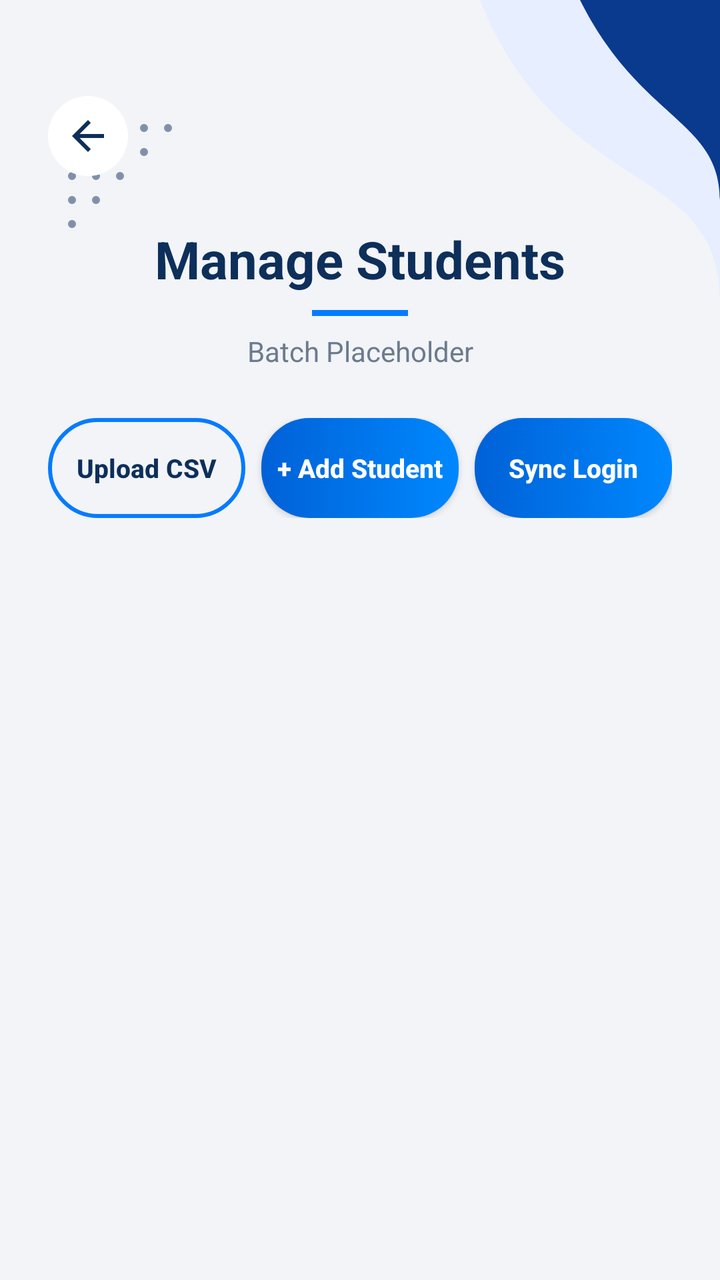
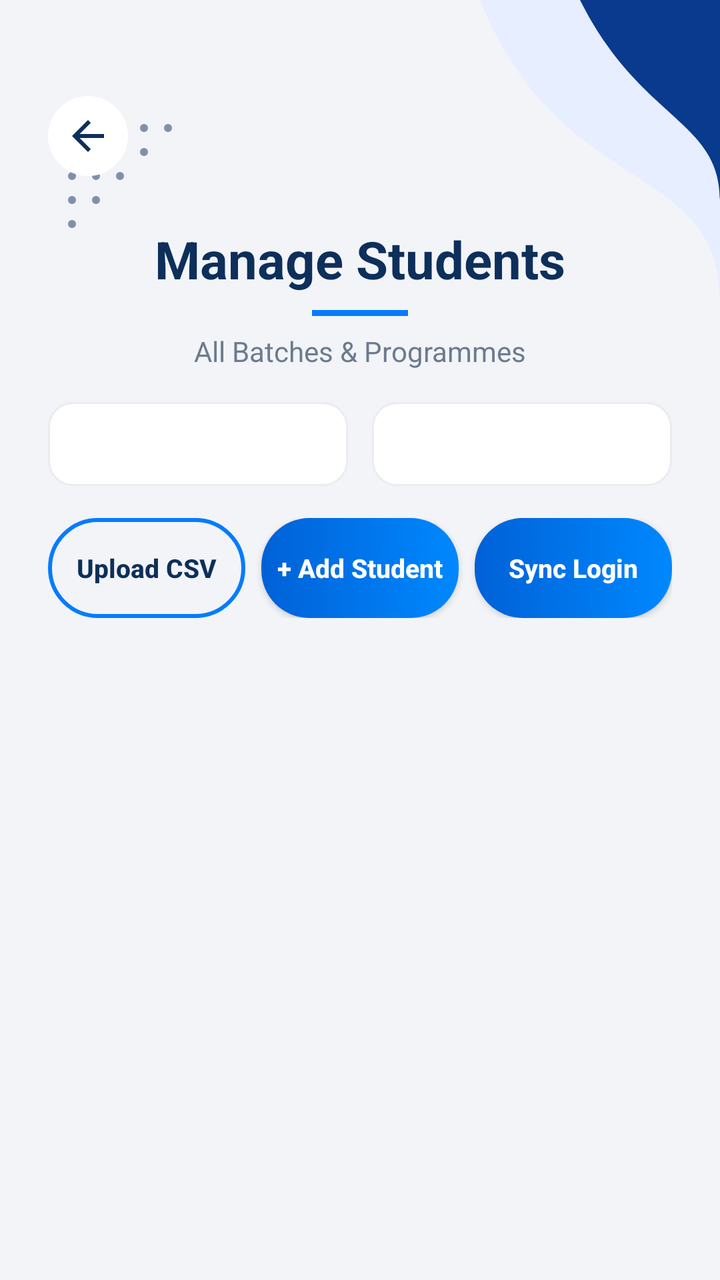

The first picture is an Android layout as it rendered before a commit; the second is the same layout after the commit. The layout source and the unified diff follow.
<!-- AndroidManifest.xml: application theme Theme.FinalYearProjectNew -->
<!-- res/layout/activity_manage_students.xml -->
<?xml version="1.0" encoding="utf-8"?>
<androidx.constraintlayout.widget.ConstraintLayout xmlns:android="http://schemas.android.com/apk/res/android"
    xmlns:app="http://schemas.android.com/apk/res-auto"
    xmlns:tools="http://schemas.android.com/tools"
    android:layout_width="match_parent"
    android:layout_height="match_parent"
    android:background="@color/appBackground">

    
    <ImageView
        android:layout_width="200dp"
        android:layout_height="200dp"
        android:src="@drawable/top_right"
        app:layout_constraintTop_toTopOf="parent"
        app:layout_constraintEnd_toEndOf="parent" />

    <ImageView
        android:layout_width="wrap_content"
        android:layout_height="wrap_content"
        android:src="@drawable/scond_dot_patterns"
        android:alpha="0.5"
        android:rotation="180"
        android:layout_marginStart="24dp"
        android:layout_marginTop="60dp"
        app:layout_constraintTop_toTopOf="parent"
        app:layout_constraintStart_toStartOf="parent" />

    <ImageView
        android:id="@+id/ivBack"
        android:layout_width="40dp"
        android:layout_height="40dp"
        android:layout_marginStart="24dp"
        android:layout_marginTop="48dp"
        android:background="@drawable/bg_circle_white"
        android:padding="8dp"
        android:src="@drawable/ic_arrow_back"
        app:tint="@color/colorPrimary"
        app:layout_constraintStart_toStartOf="parent"
        app:layout_constraintTop_toTopOf="parent" />

    <TextView
        android:id="@+id/tvScreenTitle"
        android:layout_width="wrap_content"
        android:layout_height="wrap_content"
        android:layout_marginTop="24dp"
        android:text="Manage Students"
        android:textColor="@color/textColorPrimary"
        android:textSize="26sp"
        android:textStyle="bold"
        app:layout_constraintStart_toStartOf="parent"
        app:layout_constraintEnd_toEndOf="parent"
        app:layout_constraintTop_toBottomOf="@id/ivBack" />

    <View
        android:id="@+id/blueLine"
        android:layout_width="48dp"
        android:layout_height="3dp"
        android:layout_marginTop="8dp"
        android:background="@color/colorAccent"
        app:layout_constraintStart_toStartOf="parent"
        app:layout_constraintEnd_toEndOf="parent"
        app:layout_constraintTop_toBottomOf="@id/tvScreenTitle" />

    <TextView
        android:id="@+id/tvScreenSubtitle"
        android:layout_width="wrap_content"
        android:layout_height="wrap_content"
        android:layout_marginTop="8dp"
        android:text="Batch Placeholder"
        android:textColor="@color/textColorSecondary"
        android:textSize="14sp"
        app:layout_constraintStart_toStartOf="parent"
        app:layout_constraintEnd_toEndOf="parent"
        app:layout_constraintTop_toBottomOf="@id/blueLine" />

    <LinearLayout
        android:id="@+id/llActions"
        android:layout_width="match_parent"
        android:layout_height="wrap_content"
        android:layout_marginHorizontal="24dp"
        android:layout_marginTop="24dp"
        android:orientation="horizontal"
        android:weightSum="3"
        app:layout_constraintTop_toBottomOf="@id/tvScreenSubtitle">

        <androidx.appcompat.widget.AppCompatButton
            android:id="@+id/btnUploadCsv"
            android:layout_width="0dp"
            android:layout_height="50dp"
            android:layout_weight="1"
            android:layout_marginEnd="4dp"
            android:background="@drawable/bg_outline_button"
            android:text="Upload CSV"
            android:textAllCaps="false"
            android:textColor="@color/colorPrimary"
            android:textSize="13sp"
            android:textStyle="bold" />
 
        <androidx.appcompat.widget.AppCompatButton
            android:id="@+id/btnAddSingle"
            android:layout_width="0dp"
            android:layout_height="50dp"
            android:layout_weight="1"
            android:layout_marginHorizontal="4dp"
            android:background="@drawable/bg_gradient_button"
            android:text="+ Add Student"
            android:textAllCaps="false"
            android:textColor="@android:color/white"
            android:textSize="13sp"
            android:textStyle="bold" />

        <androidx.appcompat.widget.AppCompatButton
            android:id="@+id/btnSyncLogin"
            android:layout_width="0dp"
            android:layout_height="50dp"
            android:layout_weight="1"
            android:layout_marginStart="4dp"
            android:background="@drawable/bg_gradient_button"
            android:text="Sync Login"
            android:textAllCaps="false"
            android:textColor="@android:color/white"
            android:textSize="13sp"
            android:textStyle="bold"
            android:elevation="4dp" />

    </LinearLayout>

    <androidx.recyclerview.widget.RecyclerView
        android:id="@+id/rvStudents"
        android:layout_width="match_parent"
        android:layout_height="0dp"
        android:layout_marginTop="16dp"
        android:clipToPadding="false"
        android:paddingBottom="24dp"
        android:paddingHorizontal="24dp"
        app:layout_constraintTop_toBottomOf="@id/llActions"
        app:layout_constraintBottom_toBottomOf="parent" />

    <ProgressBar
        android:id="@+id/progressBar"
        android:layout_width="wrap_content"
        android:layout_height="wrap_content"
        android:visibility="gone"
        app:layout_constraintTop_toTopOf="parent"
        app:layout_constraintBottom_toBottomOf="parent"
        app:layout_constraintStart_toStartOf="parent"
        app:layout_constraintEnd_toEndOf="parent" />

</androidx.constraintlayout.widget.ConstraintLayout>
<!-- resources referenced by this layout -->
<resources>
  <color name="appBackground">#F2F4F8</color>
  <color name="colorAccent">#057BFE</color>
  <color name="colorPrimary">#0D2F5A</color>
  <color name="textColorPrimary">#0D2F5A</color>
  <color name="textColorSecondary">#6C7B8E</color>
  <!-- drawable bg_circle_white (drawable) -->
  <?xml version="1.0" encoding="utf-8"?>
  <shape xmlns:android="http://schemas.android.com/apk/res/android"
      android:shape="oval">
      <solid android:color="@android:color/white" />
  </shape>
  <!-- drawable bg_gradient_button (drawable) -->
  <?xml version="1.0" encoding="utf-8"?>
  <selector xmlns:android="http://schemas.android.com/apk/res/android">
      <item>
          <shape android:shape="rectangle">
              <gradient
                  android:startColor="@color/buttonGradientStart"
                  android:endColor="@color/buttonGradientEnd"
                  android:angle="0" />
              <corners android:radius="24dp" />
          </shape>
      </item>
  </selector>
  <!-- drawable bg_outline_button (drawable) -->
  <?xml version="1.0" encoding="utf-8"?>
  <shape xmlns:android="http://schemas.android.com/apk/res/android"
      android:shape="rectangle">
      <solid android:color="@android:color/transparent" />
      <stroke android:width="2dp" android:color="@color/colorAccent" />
      <corners android:radius="24dp" />
  </shape>
  <!-- drawable ic_arrow_back (drawable) -->
  <vector xmlns:android="http://schemas.android.com/apk/res/android"
      android:width="24dp"
      android:height="24dp"
      android:viewportWidth="24"
      android:viewportHeight="24">
    <path
        android:pathData="M20,11H7.83l5.59,-5.59L12,4l-8,8 8,8 1.41,-1.41L7.83,13H20v-2z"
        android:fillColor="#0D2F5A"/>
  </vector>
  <!-- drawable top_right (drawable) -->
  <vector xmlns:android="http://schemas.android.com/apk/res/android"
      android:width="200dp" android:height="200dp"
      android:viewportWidth="200" android:viewportHeight="200">
      <path android:fillColor="@color/colorLightBlue"
          android:pathData="M80,0 C120,100 200,80 200,150 L200,0 Z"/>
      <path android:fillColor="@color/colorGradientStart"
          android:pathData="M130,0 C160,60 200,60 200,100 L200,0 Z"/>
  </vector>
  <style name="Theme.FinalYearProjectNew" parent="Base.Theme.FinalYearProjectNew" />
  <color name="buttonGradientStart">#0161D7</color>
  <color name="buttonGradientEnd">#0088FE</color>
  <color name="colorLightBlue">#E6EEFF</color>
  <color name="colorGradientStart">#093A8E</color>
  <style name="Base.Theme.FinalYearProjectNew" parent="Theme.Material3.DayNight.NoActionBar">
          
          
      </style>
  <!-- unchanged entries left out for length: 1 -->
</resources>

<!-- the commit's change to res/layout/activity_manage_students.xml (unified diff, before → after) -->
@@ -66,22 +66,53 @@
         android:layout_width="wrap_content"
         android:layout_height="wrap_content"
         android:layout_marginTop="8dp"
-        android:text="Batch Placeholder"
+        android:text="All Batches &amp; Programmes"
         android:textColor="@color/textColorSecondary"
         android:textSize="14sp"
         app:layout_constraintStart_toStartOf="parent"
         app:layout_constraintEnd_toEndOf="parent"
         app:layout_constraintTop_toBottomOf="@id/blueLine" />
 
+    
+    <LinearLayout
+        android:id="@+id/llFilters"
+        android:layout_width="match_parent"
+        android:layout_height="wrap_content"
+        android:layout_marginHorizontal="24dp"
+        android:layout_marginTop="16dp"
+        android:orientation="horizontal"
+        android:weightSum="2"
+        app:layout_constraintTop_toBottomOf="@id/tvScreenSubtitle">
+
+        <Spinner
+            android:id="@+id/spinnerDegreeFilter"
+            android:layout_width="0dp"
+            android:layout_height="42dp"
+            android:layout_weight="1"
+            android:layout_marginEnd="6dp"
+            android:background="@drawable/bg_rounded_input"
+            android:paddingHorizontal="8dp" />
+
+        <Spinner
+            android:id="@+id/spinnerBatchFilter"
+            android:layout_width="0dp"
+            android:layout_height="42dp"
+            android:layout_weight="1"
+            android:layout_marginStart="6dp"
+            android:background="@drawable/bg_rounded_input"
+            android:paddingHorizontal="8dp" />
+
+    </LinearLayout>
+
     <LinearLayout
         android:id="@+id/llActions"
         android:layout_width="match_parent"
         android:layout_height="wrap_content"
         android:layout_marginHorizontal="24dp"
-        android:layout_marginTop="24dp"
+        android:layout_marginTop="16dp"
         android:orientation="horizontal"
         android:weightSum="3"
-        app:layout_constraintTop_toBottomOf="@id/tvScreenSubtitle">
+        app:layout_constraintTop_toBottomOf="@id/llFilters">
 
         <androidx.appcompat.widget.AppCompatButton
             android:id="@+id/btnUploadCsv"
<!-- resource entries referenced after the edit -->
@@ -32,6 +32,14 @@
       <stroke android:width="2dp" android:color="@color/colorAccent" />
       <corners android:radius="24dp" />
   </shape>
+  <!-- drawable bg_rounded_input (drawable) -->
+  <?xml version="1.0" encoding="utf-8"?>
+  <shape xmlns:android="http://schemas.android.com/apk/res/android"
+      android:shape="rectangle">
+      <solid android:color="@color/inputBackground" />
+      <corners android:radius="12dp" />
+      <stroke android:width="1dp" android:color="#EAECEF" />
+  </shape>
   <!-- drawable ic_arrow_back (drawable) -->
   <vector xmlns:android="http://schemas.android.com/apk/res/android"
       android:width="24dp"
@@ -54,6 +62,7 @@
   <style name="Theme.FinalYearProjectNew" parent="Base.Theme.FinalYearProjectNew" />
   <color name="buttonGradientStart">#0161D7</color>
   <color name="buttonGradientEnd">#0088FE</color>
+  <color name="inputBackground">#FFFFFF</color>
   <color name="colorLightBlue">#E6EEFF</color>
   <color name="colorGradientStart">#093A8E</color>
   <style name="Base.Theme.FinalYearProjectNew" parent="Theme.Material3.DayNight.NoActionBar">
